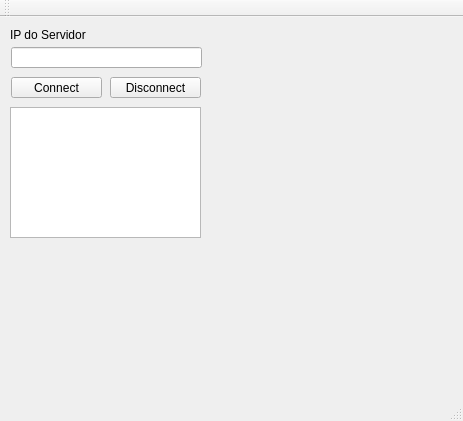
Above: QtTcpClientConsumer/mainwindow.ui from julianessantos/QtSupervisory before the change. Below: the same form after it.
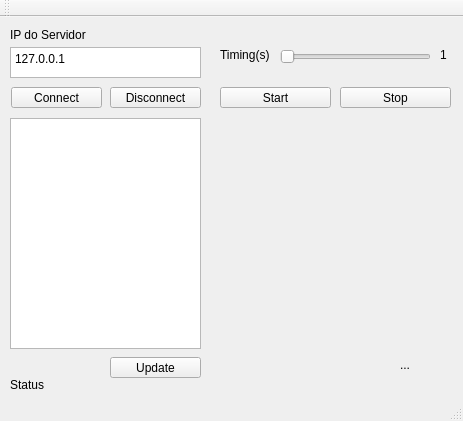
That is the form after the change. Custom widgets are drawn as their Qt base class.

Patch:
```diff
--- a/QtTcpClientConsumer/mainwindow.ui
+++ b/QtTcpClientConsumer/mainwindow.ui
@@ -18,7 +18,7 @@
     <property name="geometry">
      <rect>
       <x>11</x>
-      <y>60</y>
+      <y>70</y>
       <width>91</width>
       <height>21</height>
      </rect>
@@ -27,21 +27,11 @@
      <string>Connect</string>
     </property>
    </widget>
-   <widget class="QLineEdit" name="endIp">
-    <property name="geometry">
-     <rect>
-      <x>11</x>
-      <y>30</y>
-      <width>191</width>
-      <height>21</height>
-     </rect>
-    </property>
-   </widget>
    <widget class="QPushButton" name="desconectado">
     <property name="geometry">
      <rect>
       <x>110</x>
-      <y>60</y>
+      <y>70</y>
       <width>91</width>
       <height>21</height>
      </rect>
@@ -63,14 +53,151 @@
      <string>IP do Servidor</string>
     </property>
    </widget>
-   <widget class="QListWidget" name="listaDeIPs">
+   <widget class="QLabel" name="label_2">
     <property name="geometry">
      <rect>
       <x>10</x>
-      <y>90</y>
+      <y>360</y>
+      <width>181</width>
+      <height>16</height>
+     </rect>
+    </property>
+    <property name="text">
+     <string>Status</string>
+    </property>
+   </widget>
+   <widget class="QPushButton" name="conectado_2">
+    <property name="geometry">
+     <rect>
+      <x>110</x>
+      <y>340</y>
+      <width>91</width>
+      <height>21</height>
+     </rect>
+    </property>
+    <property name="text">
+     <string>Update</string>
+    </property>
+   </widget>
+   <widget class="QTextEdit" name="textEdit">
+    <property name="geometry">
+     <rect>
+      <x>10</x>
+      <y>30</y>
       <width>191</width>
-      <height>131</height>
+      <height>31</height>
      </rect>
+    </property>
+    <property name="html">
+     <string>&lt;!DOCTYPE HTML PUBLIC &quot;-//W3C//DTD HTML 4.0//EN&quot; &quot;http://www.w3.org/TR/REC-html40/strict.dtd&quot;&gt;
+&lt;html&gt;&lt;head&gt;&lt;meta name=&quot;qrichtext&quot; content=&quot;1&quot; /&gt;&lt;meta charset=&quot;utf-8&quot; /&gt;&lt;style type=&quot;text/css&quot;&gt;
+p, li { white-space: pre-wrap; }
+hr { height: 1px; border-width: 0; }
+li.unchecked::marker { content: &quot;\2610&quot;; }
+li.checked::marker { content: &quot;\2612&quot;; }
+&lt;/style&gt;&lt;/head&gt;&lt;body style=&quot; font-family:'Segoe UI'; font-size:9pt; font-weight:400; font-style:normal;&quot;&gt;
+&lt;p style=&quot; margin-top:0px; margin-bottom:0px; margin-left:0px; margin-right:0px; -qt-block-indent:0; text-indent:0px;&quot;&gt;127.0.0.1&lt;/p&gt;&lt;/body&gt;&lt;/html&gt;</string>
+    </property>
+   </widget>
+   <widget class="QTextBrowser" name="textBrowser">
+    <property name="geometry">
+     <rect>
+      <x>10</x>
+      <y>101</y>
+      <width>191</width>
+      <height>231</height>
+     </rect>
+    </property>
+   </widget>
+   <widget class="QSlider" name="barraTempo">
+    <property name="geometry">
+     <rect>
+      <x>280</x>
+      <y>30</y>
+      <width>151</width>
+      <height>20</height>
+     </rect>
+    </property>
+    <property name="minimum">
+     <number>1</number>
+    </property>
+    <property name="orientation">
+     <enum>Qt::Horizontal</enum>
+    </property>
+   </widget>
+   <widget class="QLabel" name="label_3">
+    <property name="geometry">
+     <rect>
+      <x>220</x>
+      <y>30</y>
+      <width>61</width>
+      <height>16</height>
+     </rect>
+    </property>
+    <property name="text">
+     <string>Timing(s)</string>
+    </property>
+   </widget>
+   <widget class="QPushButton" name="start">
+    <property name="geometry">
+     <rect>
+      <x>220</x>
+      <y>70</y>
+      <width>111</width>
+      <height>21</height>
+     </rect>
+    </property>
+    <property name="text">
+     <string>Start</string>
+    </property>
+   </widget>
+   <widget class="QPushButton" name="Stop">
+    <property name="geometry">
+     <rect>
+      <x>340</x>
+      <y>70</y>
+      <width>111</width>
+      <height>21</height>
+     </rect>
+    </property>
+    <property name="text">
+     <string>Stop</string>
+    </property>
+   </widget>
+   <widget class="Plotter" name="widget" native="true">
+    <property name="geometry">
+     <rect>
+      <x>220</x>
+      <y>100</y>
+      <width>231</width>
+      <height>231</height>
+     </rect>
+    </property>
+   </widget>
+   <widget class="QLabel" name="label_4">
+    <property name="geometry">
+     <rect>
+      <x>400</x>
+      <y>340</y>
+      <width>49</width>
+      <height>16</height>
+     </rect>
+    </property>
+    <property name="text">
+     <string>...</string>
+    </property>
+   </widget>
+   <widget class="QLabel" name="labelTemp">
+    <property name="geometry">
+     <rect>
+      <x>440</x>
+      <y>30</y>
+      <width>21</width>
+      <height>16</height>
+     </rect>
+    </property>
+    <property name="text">
+     <string>1</string>
     </property>
    </widget>
   </widget>
@@ -95,6 +222,17 @@
   <widget class="QStatusBar" name="statusBar"/>
  </widget>
  <layoutdefault spacing="6" margin="11"/>
+ <customwidgets>
+  <customwidget>
+   <class>Plotter</class>
+   <extends>QWidget</extends>
+   <header location="global">plotter.h</header>
+   <container>1</container>
+   <slots>
+    <slot>setVelocidade(int)</slot>
+   </slots>
+  </customwidget>
+ </customwidgets>
  <resources/>
  <connections/>
 </ui>
```
Left out of the diff: 38 changed lines with no effect on the pictures.
